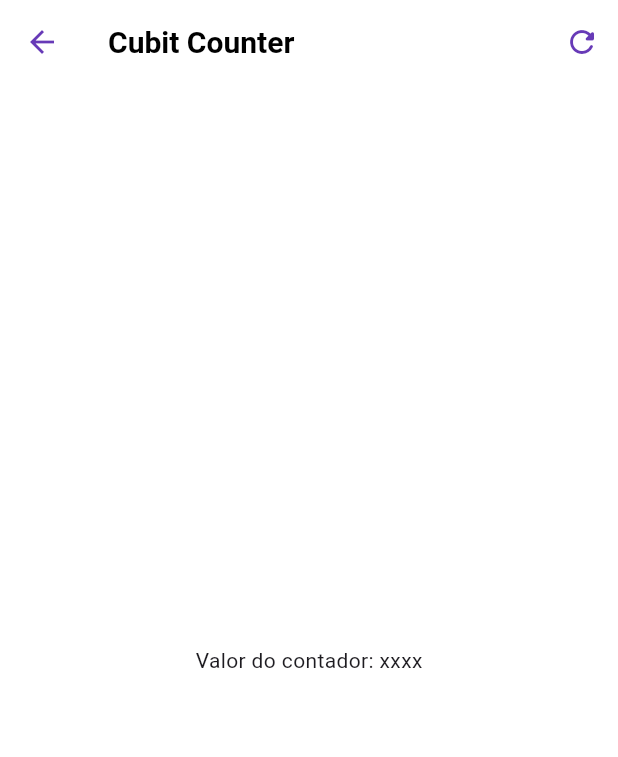
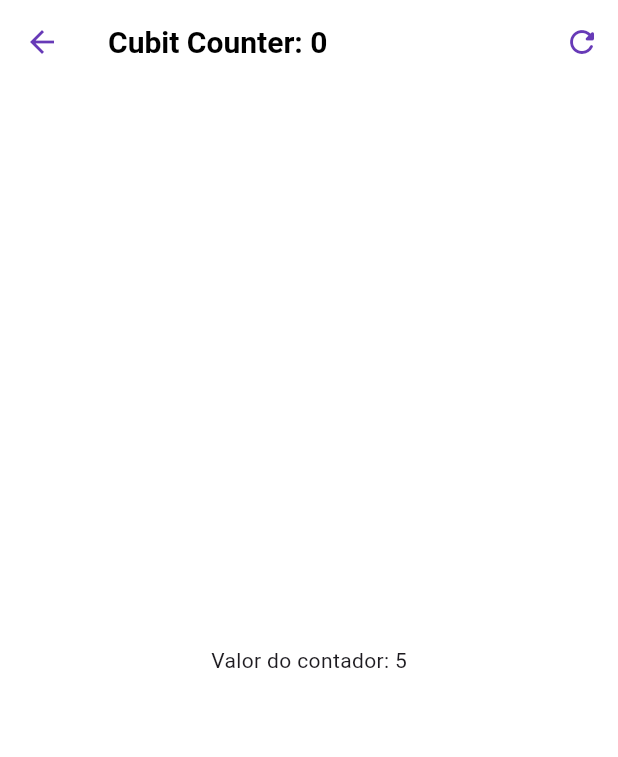
Before and after one commit to carlosxfelipe/flutter-formularios, a Flutter app: the screen it shows after launch, after a tap on "Cubits", on a phone screen of 412 x 824 dp. Shown: the top 757 px of the screen. Run offline on Flutter 3.47's test engine with Material 3 defaults, Android fonts, the phone set to English and light mode, and no system bars; our stand-ins replace flutter_bloc, go_router.

Commit message:
cubit counter view

```diff
--- a/lib/presentation/screens/cubit_counter_screen.dart
+++ b/lib/presentation/screens/cubit_counter_screen.dart
@@ -1,30 +1,62 @@
 import 'package:flutter/material.dart';
+import 'package:flutter_bloc/flutter_bloc.dart';
+import 'package:forms_app/presentation/blocs/counter_cubit/counter_cubit.dart';
 
 class CubitCounterScreen extends StatelessWidget {
   const CubitCounterScreen({super.key});
 
   @override
   Widget build(BuildContext context) {
+    return BlocProvider(
+        create: (_) => CounterCubit(), child: const _CubitCounterView());
+  }
+}
+
+class _CubitCounterView extends StatelessWidget {
+  const _CubitCounterView();
+
+  void increaseCounterBy(BuildContext context, [int value = 1]) {
+    context.read<CounterCubit>().increaseBy(value);
+  }
+
+  @override
+  Widget build(BuildContext context) {
+    final counterState = context.watch<CounterCubit>().state;
+
     return Scaffold(
       appBar: AppBar(
-        title: const Text('Cubit Counter'),
+        title: Text('Cubit Counter: ${counterState.transactionCount}'),
         actions: [
           IconButton(
-              onPressed: () => {}, icon: const Icon(Icons.refresh_rounded))
+              onPressed: () {
+                context.read<CounterCubit>().reset();
+              },
+              icon: const Icon(Icons.refresh_rounded))
         ],
       ),
-      body: const Center(child: Text('Valor do contador: xxxx')),
+      body: Center(child: BlocBuilder<CounterCubit, CounterState>(
+        // buildWhen: (previous, current) => current.counter != previous.counter,
+        builder: (context, state) {
+          return Text('Valor do contador: ${state.counter}');
+        },
+      )),
       floatingActionButton: Column(
         mainAxisAlignment: MainAxisAlignment.end,
         children: [
           FloatingActionButton(
-              heroTag: '1', child: const Text('+3'), onPressed: () => {}),
+              heroTag: '1',
+              child: const Text('+3'),
+              onPressed: () => increaseCounterBy(context, 3)),
           const SizedBox(height: 15),
           FloatingActionButton(
-              heroTag: '2', child: const Text('+2'), onPressed: () => {}),
+              heroTag: '2',
+              child: const Text('+2'),
+              onPressed: () => increaseCounterBy(context, 2)),
           const SizedBox(height: 15),
           FloatingActionButton(
-              heroTag: '3', child: const Text('+1'), onPressed: () => {})
+              heroTag: '3',
+              child: const Text('+1'),
+              onPressed: () => increaseCounterBy(context, 1))
         ],
       ),
     );
```
